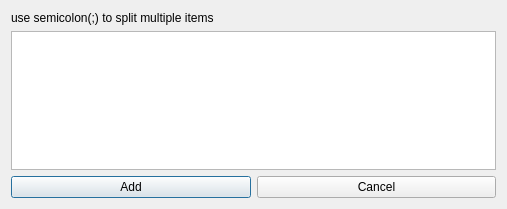
Above: ui/design/add_items.ui from zimolab/PyInstallerGUI before the change. Below: the same form after it.
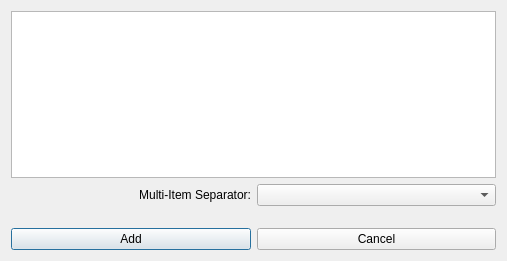
That is the form after the change.

Commit message: 添加选项collectSubmodules、collectData、collectBinaries、collectAll、copyMetadata、deepcopyMetadata界面

```diff
--- a/ui/design/add_items.ui
+++ b/ui/design/add_items.ui
@@ -7,7 +7,7 @@
     <x>0</x>
     <y>0</y>
     <width>507</width>
-    <height>209</height>
+    <height>261</height>
    </rect>
   </property>
   <property name="windowTitle">
@@ -15,14 +15,37 @@
   </property>
   <layout class="QVBoxLayout" name="verticalLayout">
    <item>
-    <widget class="QLabel" name="itemsLabel">
+    <widget class="QTextEdit" name="itemsEdit"/>
+   </item>
+   <item>
+    <layout class="QHBoxLayout" name="horizontalLayout_2">
+     <item>
+      <widget class="QLabel" name="multiItemSeparatorLabel">
      <property name="text">
-      <string>use semicolon(;) to split multiple items</string>
+        <string>Multi-Item Separator:</string>
+       </property>
+       <property name="alignment">
+        <set>Qt::AlignRight|Qt::AlignTrailing|Qt::AlignVCenter</set>
      </property>
     </widget>
    </item>
    <item>
-    <widget class="QTextEdit" name="itemsEdit"/>
+      <widget class="QComboBox" name="multiItemSeparatorCombo"/>
+     </item>
+    </layout>
+   </item>
+   <item>
+    <spacer name="verticalSpacer">
+     <property name="orientation">
+      <enum>Qt::Vertical</enum>
+     </property>
+     <property name="sizeHint" stdset="0">
+      <size>
+       <width>20</width>
+       <height>40</height>
+      </size>
+     </property>
+    </spacer>
    </item>
    <item>
     <layout class="QHBoxLayout" name="horizontalLayout">
```
Lines whose indentation alone changed are shown as unchanged. The commit also changes 5 other files.
